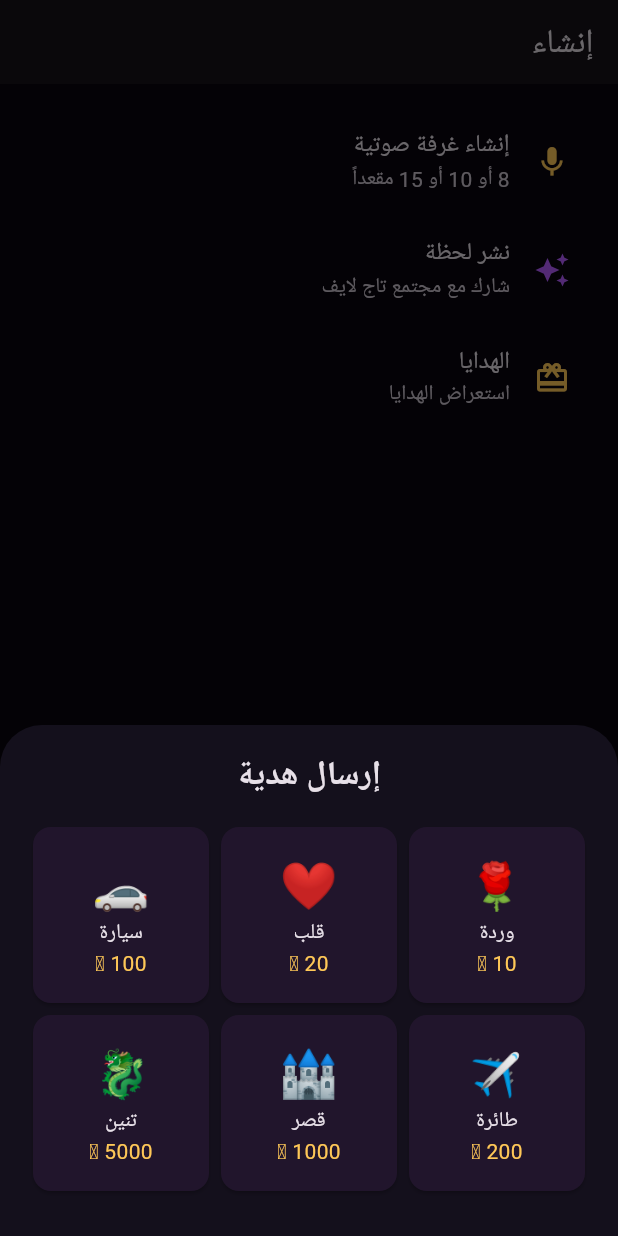
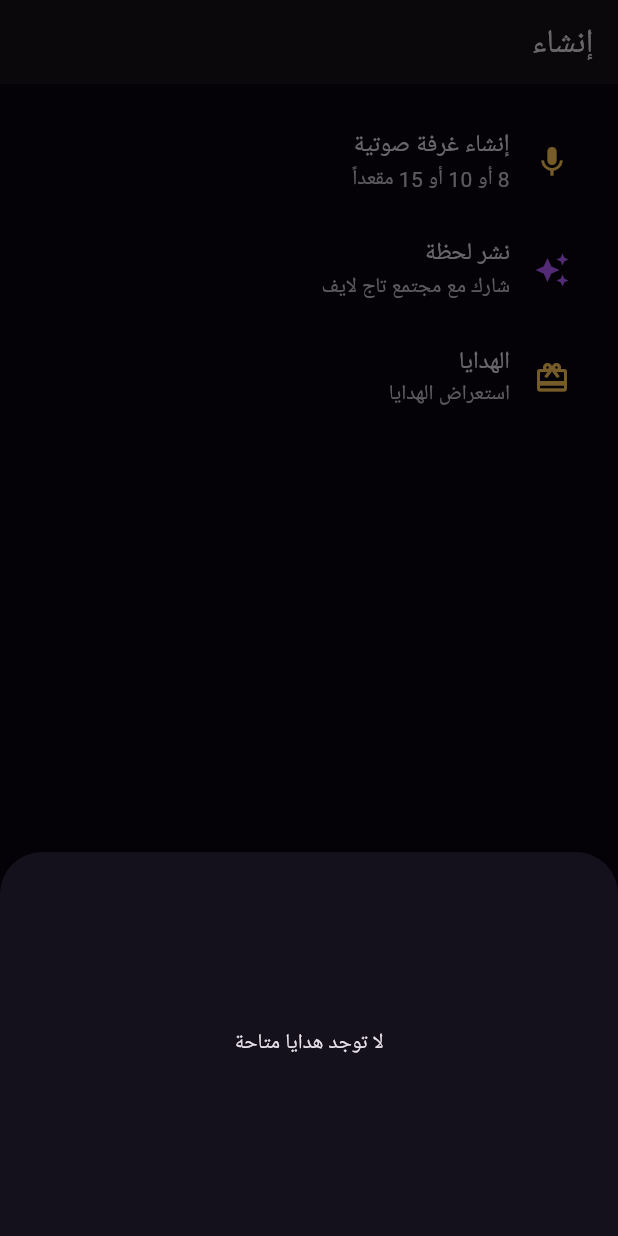
Before and after one commit to m01270114218m-code/-toto-voice-party-, a Flutter app: the screen it shows once a user with an empty profile is signed in, item 4 of the bottom bar chosen, after a tap on "الهدايا", on a phone screen of 412 x 824 dp. Run offline on Flutter 3.47's test engine with Material 3 defaults, Android fonts, the phone set to English and light mode, and no system bars; our stand-ins replace supabase_flutter; accounts and stored records are empty; Roboto replaces fonts that are missing (sans).

Commit message:
Connect notifications, moments, and live gift catalog UI

```diff
--- a/mobile/lib/main.dart
+++ b/mobile/lib/main.dart
@@ -295,7 +295,7 @@ class _HomePageState extends State<HomePage> {
                   ),
                   _coinPill(),
                   IconButton(
-                    onPressed: () {},
+                    onPressed: () => Navigator.push(context, MaterialPageRoute(builder: (_) => const NotificationsPage())),
                     icon: const Icon(Icons.notifications_none),
                   ),
                 ],
@@ -941,89 +941,180 @@ class _RoundButton extends StatelessWidget {
   }
 }
 
-class GiftSheet extends StatelessWidget {
-  const GiftSheet({super.key});
+class GiftSheet extends StatefulWidget {
+  final String? roomId;
+  final String? receiverId;
+  const GiftSheet({super.key, this.roomId, this.receiverId});
+  @override State<GiftSheet> createState() => _GiftSheetState();
+}
+
+class _GiftSheetState extends State<GiftSheet> {
+  late Future<List<Map<String, dynamic>>> _future;
+  String? _sending;
+  @override void initState() { super.initState(); _future = TajBackend.gifts(); }
+
+  Future<void> _send(Map<String, dynamic> gift) async {
+    final receiver = widget.receiverId;
+    final room = widget.roomId;
+    if (receiver == null || room == null) {
+      ScaffoldMessenger.of(context).showSnackBar(const SnackBar(content: Text('اختر متحدثًا على مقعد أولاً')));
+      return;
+    }
+    final id = gift['id']?.toString();
+    if (id == null) return;
+    setState(() => _sending = id);
+    try {
+      await TajBackend.sendGift(receiverId: receiver, giftId: id, quantity: 1, roomId: room);
+      if (mounted) {
+        Navigator.pop(context);
+        ScaffoldMessenger.of(context).showSnackBar(SnackBar(content: Text('تم إرسال ' + (gift['name']?.toString() ?? 'الهدية') + ' 🎁')));
+      }
+    } catch (e) {
+      if (mounted) ScaffoldMessenger.of(context).showSnackBar(SnackBar(content: Text('تعذر إرسال الهدية: ' + e.toString())));
+    } finally {
+      if (mounted) setState(() => _sending = null);
+    }
+  }
 
   @override
-  Widget build(BuildContext context) {
-    const gifts = [
-      ('🌹', 'وردة', '10'),
-      ('❤️', 'قلب', '20'),
-      ('🚗', 'سيارة', '100'),
-      ('✈️', 'طائرة', '200'),
-      ('🏰', 'قصر', '1000'),
-      ('🐉', 'تنين', '5000'),
-    ];
-
-    return Directionality(
+  Widget build(BuildContext context) => Directionality(
     textDirection: TextDirection.rtl,
     child: Padding(
       padding: const EdgeInsets.all(18),
-        child: Column(
-          mainAxisSize: MainAxisSize.min,
-          children: [
+      child: FutureBuilder<List<Map<String, dynamic>>>(
+        future: _future,
+        builder: (context, snapshot) {
+          if (snapshot.connectionState == ConnectionState.waiting) return const SizedBox(height: 220, child: Center(child: CircularProgressIndicator(color: gold)));
+          if (snapshot.hasError) return SizedBox(height: 220, child: Center(child: Text('تعذر تحميل الهدايا: ' + snapshot.error.toString())));
+          final rows = snapshot.data ?? const <Map<String, dynamic>>[];
+          if (rows.isEmpty) return const SizedBox(height: 220, child: Center(child: Text('لا توجد هدايا متاحة')));
+          return Column(mainAxisSize: MainAxisSize.min, children: [
             const Text('إرسال هدية', style: TextStyle(fontSize: 22, fontWeight: FontWeight.bold)),
             const SizedBox(height: 14),
-            GridView.count(
+            GridView.builder(
               shrinkWrap: true,
-              crossAxisCount: 3,
-              children: gifts
-                  .map(
-                    (g) => Card(
+              itemCount: rows.length,
+              gridDelegate: const SliverGridDelegateWithFixedCrossAxisCount(crossAxisCount: 3),
+              itemBuilder: (_, i) {
+                final g = rows[i];
+                final id = g['id']?.toString();
+                final busy = _sending == id;
+                return Card(
                   color: surface2,
                   child: InkWell(
-                        onTap: () => Navigator.pop(context),
-                        child: Column(
-                          mainAxisAlignment: MainAxisAlignment.center,
-                          children: [
-                            Text(g.$1, style: const TextStyle(fontSize: 31)),
-                            Text(g.$2),
-                            Text('${g.$3} 🪙', style: const TextStyle(color: gold)),
-                          ],
+                    onTap: busy ? null : () => _send(g),
+                    child: Column(mainAxisAlignment: MainAxisAlignment.center, children: [
+                      Text(g['emoji']?.toString() ?? '🎁', style: const TextStyle(fontSize: 31)),
+                      Text(g['name']?.toString() ?? 'هدية'),
+                      Text((g['coin_price']?.toString() ?? '0') + ' 🪙', style: const TextStyle(color: gold)),
+                      if (busy) const SizedBox(width: 18, height: 18, child: CircularProgressIndicator(strokeWidth: 2)),
+                    ]),
                   ),
+                );
+              },
             ),
-                    ),
-                  )
-                  .toList(),
-            ),
-            const SizedBox(height: 8),
-          ],
+          ]);
+        },
       ),
     ),
   );
 }
+
+class NotificationsPage extends StatefulWidget {
+  const NotificationsPage({super.key});
+  @override State<NotificationsPage> createState() => _NotificationsPageState();
+}
+class _NotificationsPageState extends State<NotificationsPage> {
+  late Future<List<Map<String, dynamic>>> _future;
+  @override void initState() { super.initState(); _future = TajBackend.myNotifications(); }
+  @override Widget build(BuildContext context) => Scaffold(
+    appBar: AppBar(title: const Text('الإشعارات')),
+    body: FutureBuilder<List<Map<String, dynamic>>>(
+      future: _future,
+      builder: (context, snapshot) {
+        if (snapshot.connectionState == ConnectionState.waiting) return const Center(child: CircularProgressIndicator(color: gold));
+        if (snapshot.hasError) return Center(child: Text('تعذر تحميل الإشعارات: ' + snapshot.error.toString()));
+        final rows = snapshot.data ?? const <Map<String, dynamic>>[];
+        if (rows.isEmpty) return const Center(child: Text('لا توجد إشعارات جديدة'));
+        return ListView.separated(
+          padding: const EdgeInsets.all(14), itemCount: rows.length,
+          separatorBuilder: (_, __) => const Divider(height: 1),
+          itemBuilder: (_, i) {
+            final n = rows[i]; final read = n['read_at'] != null;
+            return ListTile(
+              leading: Icon(read ? Icons.notifications_none : Icons.notifications_active, color: read ? Colors.white54 : gold),
+              title: Text(n['title']?.toString() ?? 'تاج لايف'),
+              subtitle: Text(n['body']?.toString() ?? ''),
+              onTap: () async {
+                if (!read && n['id'] != null) await TajBackend.markNotificationRead(n['id'].toString());
+                if (mounted) setState(() => _future = TajBackend.myNotifications());
+              },
+            );
+          },
+        );
+      },
+    ),
+  );
 }
 
-class MomentsPage extends StatelessWidget {
+class MomentsPage extends StatefulWidget {
   const MomentsPage({super.key});
-  @override
-  Widget build(BuildContext context) => Scaffold(
-    appBar: AppBar(title: const Text('اللحظات')),
-    body: ListView(
-      padding: const EdgeInsets.all(16),
-      children: const [
-        _MomentCard(name: 'سارة', text: 'ليلة جميلة في تاج لايف ✨', likes: 128),
-        _MomentCard(name: 'محمد', text: 'من الغرفة الملكية اليوم ❤️', likes: 84),
-        _MomentCard(name: 'نور', text: 'أهلاً بكل أصدقاء تاج لايف', likes: 61),
-      ],
+  @override State<MomentsPage> createState() => _MomentsPageState();
+}
+class _MomentsPageState extends State<MomentsPage> {
+  late Future<List<Map<String, dynamic>>> _future;
+  @override void initState() { super.initState(); _future = TajBackend.moments(); }
+  Future<void> _refresh() async { setState(() => _future = TajBackend.moments()); await _future; }
+  @override Widget build(BuildContext context) => Scaffold(
+    appBar: AppBar(title: const Text('اللحظات'), actions: [IconButton(onPressed: _compose, icon: const Icon(Icons.add, color: gold))]),
+    body: RefreshIndicator(
+      onRefresh: _refresh,
+      child: FutureBuilder<List<Map<String, dynamic>>>(
+        future: _future,
+        builder: (context, snapshot) {
+          if (snapshot.connectionState == ConnectionState.waiting) return const Center(child: CircularProgressIndicator(color: gold));
+          if (snapshot.hasError) return Center(child: Text('تعذر تحميل اللحظات: ' + snapshot.error.toString()));
+          final rows = snapshot.data ?? const <Map<String, dynamic>>[];
+          if (rows.isEmpty) return ListView(children: const [SizedBox(height: 220), Center(child: Text('لا توجد لحظات بعد'))]);
+          return ListView.builder(
+            padding: const EdgeInsets.all(16), itemCount: rows.length,
+            itemBuilder: (_, i) {
+              final r = rows[i]; final p = r['profiles'] as Map<String, dynamic>?;
+              return _MomentCard(name: p?['display_name']?.toString() ?? 'مستخدم تاج لايف', text: r['text']?.toString() ?? '', likes: (r['likes_count'] as num?)?.toInt() ?? 0);
+            },
+          );
+        },
+      ),
     ),
   );
+  Future<void> _compose() async {
+    final c = TextEditingController();
+    final text = await showDialog<String>(
+      context: context,
+      builder: (_) => AlertDialog(
+        title: const Text('نشر لحظة'),
+        content: TextField(controller: c, maxLines: 5, autofocus: true, decoration: const InputDecoration(hintText: 'اكتب ما تريد مشاركته...')),
+        actions: [TextButton(onPressed: () => Navigator.pop(context), child: const Text('إلغاء')), FilledButton(onPressed: () => Navigator.pop(context, c.text.trim()), child: const Text('نشر'))],
+      ),
+    );
+    c.dispose();
+    if (text == null || text.isEmpty) return;
+    try { await TajBackend.createMoment(text); if (mounted) setState(() => _future = TajBackend.moments()); }
+    catch (e) { if (mounted) ScaffoldMessenger.of(context).showSnackBar(SnackBar(content: Text('تعذر نشر اللحظة: ' + e.toString()))); }
+  }
 }
 class _MomentCard extends StatelessWidget {
   const _MomentCard({required this.name, required this.text, required this.likes});
   final String name, text; final int likes;
-  @override
-  Widget build(BuildContext context) => Card(
-    color: surface,
-    margin: const EdgeInsets.only(bottom: 12),
+  @override Widget build(BuildContext context) => Card(
+    color: surface, margin: const EdgeInsets.only(bottom: 12),
     child: Padding(padding: const EdgeInsets.all(15), child: Column(crossAxisAlignment: CrossAxisAlignment.start, children: [
       Row(children: [const CircleAvatar(backgroundColor: royal, child: Icon(Icons.person)), const SizedBox(width: 9), Text(name, style: const TextStyle(fontWeight: FontWeight.bold)), const Spacer(), const Text('منذ قليل', style: TextStyle(color: Colors.white38))]),
       const SizedBox(height: 12), Text(text, style: const TextStyle(fontSize: 16)), const SizedBox(height: 12),
-      Row(children: [const Icon(Icons.favorite_border, color: gold, size: 19), const SizedBox(width: 5), Text('$likes'), const SizedBox(width: 20), const Icon(Icons.chat_bubble_outline, size: 19), const SizedBox(width: 5), const Text('تعليق')]),
+      Row(children: [const Icon(Icons.favorite_border, color: gold, size: 19), const SizedBox(width: 5), Text(likes.toString()), const SizedBox(width: 20), const Icon(Icons.chat_bubble_outline, size: 19), const SizedBox(width: 5), const Text('تعليق')]),
     ])),
   );
 }
-
 class CreatePage extends StatelessWidget {
   const CreatePage({super.key});
   @override
```
Lines whose indentation alone changed are shown as unchanged.
